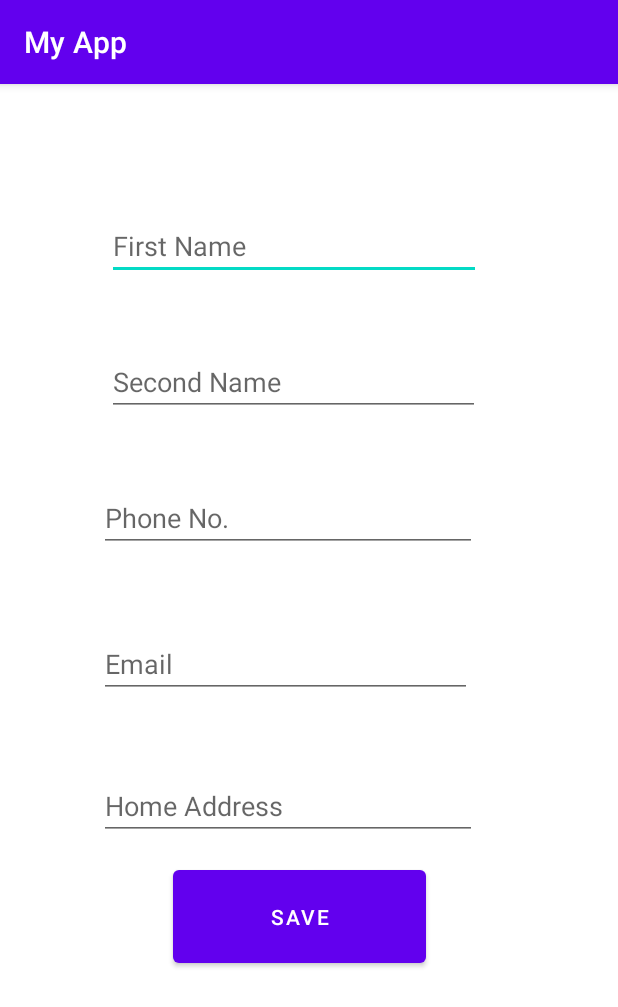
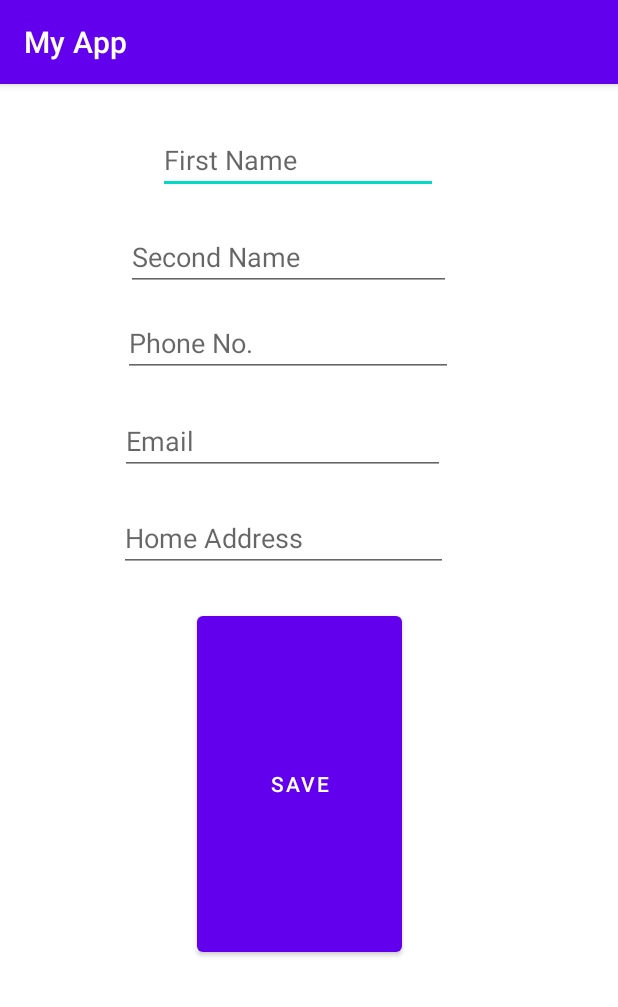
Before and after one commit to zyn20/AndrioDev, an Android app: the NewContactActivity screen opened directly, with no data from a screen before it, on a phone screen of 412 x 824 dp. Shown: the top 1007 px of the screen. Run offline under Robolectric (Android 15) with nearby library versions, the phone set to English and light mode, and no system bars.

Commit message:
Lab 3/4/2023

```diff
--- a/app/src/main/java/com/example/bscssectionabatch20/SQLiteExample/NewContactActivity.java
+++ b/app/src/main/java/com/example/bscssectionabatch20/SQLiteExample/NewContactActivity.java
@@ -2,6 +2,7 @@ package com.example.bscssectionabatch20.SQLiteExample;
 
 import androidx.appcompat.app.AppCompatActivity;
 
+import android.content.Intent;
 import android.os.Bundle;
 import android.view.View;
 import android.widget.EditText;
@@ -38,5 +39,7 @@ public class NewContactActivity extends AppCompatActivity {
         contact.put("emailAddress",emailAddress.getText().toString());
         contact.put("homeAddress",homeAddress.getText().toString());
         dbQueries.InsertSingleContact(contact);
+        Intent intent = new Intent(this,ContactList.class);
+        startActivity(intent);
     }
 }
--- a/app/src/main/res/layout/activity_new_contact.xml
+++ b/app/src/main/res/layout/activity_new_contact.xml
@@ -15,9 +15,9 @@
         android:layout_alignParentStart="true"
         android:layout_alignParentTop="true"
         android:layout_alignParentEnd="true"
-        android:layout_marginStart="55dp"
-        android:layout_marginTop="69dp"
-        android:layout_marginEnd="75dp"
+        android:layout_marginStart="89dp"
+        android:layout_marginTop="12dp"
+        android:layout_marginEnd="104dp"
         android:autofillHints=""
         android:ems="10"
         android:hint="@string/firstname"
@@ -31,9 +31,9 @@
         android:layout_below="@+id/edtfirstname"
         android:layout_alignParentStart="true"
         android:layout_alignParentEnd="true"
-        android:layout_marginStart="55dp"
-        android:layout_marginTop="45dp"
-        android:layout_marginEnd="76dp"
+        android:layout_marginStart="68dp"
+        android:layout_marginTop="19dp"
+        android:layout_marginEnd="95dp"
         android:autofillHints=""
         android:ems="10"
         android:hint="@string/secondname"
@@ -47,9 +47,9 @@
         android:layout_below="@+id/edtsecondname"
         android:layout_alignParentStart="true"
         android:layout_alignParentEnd="true"
-        android:layout_marginStart="50dp"
-        android:layout_marginTop="45dp"
-        android:layout_marginEnd="78dp"
+        android:layout_marginStart="66dp"
+        android:layout_marginTop="12dp"
+        android:layout_marginEnd="94dp"
         android:autofillHints=""
         android:ems="10"
         android:hint="@string/phone_number"
@@ -63,9 +63,9 @@
         android:layout_below="@+id/edtphonenumber"
         android:layout_alignParentStart="true"
         android:layout_alignParentEnd="true"
-        android:layout_marginStart="50dp"
-        android:layout_marginTop="52dp"
-        android:layout_marginEnd="81dp"
+        android:layout_marginStart="64dp"
+        android:layout_marginTop="20dp"
+        android:layout_marginEnd="99dp"
         android:autofillHints=""
         android:ems="10"
         android:hint="@string/email"
@@ -79,9 +79,9 @@
         android:layout_below="@+id/edtemail"
         android:layout_alignParentStart="true"
         android:layout_alignParentEnd="true"
-        android:layout_marginStart="50dp"
-        android:layout_marginTop="49dp"
-        android:layout_marginEnd="78dp"
+        android:layout_marginStart="63dp"
+        android:layout_marginTop="19dp"
+        android:layout_marginEnd="97dp"
         android:autofillHints=""
         android:ems="10"
         android:hint="@string/home_address"
@@ -96,10 +96,10 @@
         android:layout_alignParentStart="true"
         android:layout_alignParentEnd="true"
         android:layout_alignParentBottom="true"
-        android:layout_marginStart="99dp"
-        android:layout_marginTop="14dp"
-        android:layout_marginEnd="112dp"
-        android:layout_marginBottom="160dp"
+        android:layout_marginStart="115dp"
+        android:layout_marginTop="23dp"
+        android:layout_marginEnd="128dp"
+        android:layout_marginBottom="167dp"
         android:minHeight="48dp"
         android:onClick="SaveIntoDB"
         android:text="@string/savebtn"
--- a/app/src/main/res/values/strings.xml
+++ b/app/src/main/res/values/strings.xml
@@ -43,6 +43,7 @@
     <string name="zain">Zain</string>
     <string name="textview">TextView</string>
     <string name="name">Name</string>
+
     <string name="enter_name">Enter Name</string>
     <string name="cnic">Cnic</string>
     <string name="phone">Phone</string>
@@ -153,6 +154,8 @@
     <string name="stop_service">Stop Service</string>
     <string name="play_song">Play Song</string>
     <string name="pause">Pause</string>
+    <string name="databaselist">dblist</string>
+
     <string name="landscapemode">LandscapeMode</string>
     <string name="portraitmode">PortraitMode</string>
     <string name="click_here">Click Here</string>
@@ -166,6 +169,8 @@
     <string name="firstname">First Name</string>
     <string name="contacts">Contacts</string>
     <string name="savebtn">Save</string>
+    <string name="update">Update </string>
+    <string name="deletefromdb">Delete</string>
     <string-array name="contacts">
         <item>Ali</item>
         <item>Zain</item>
```
Also changed, not shown: app/src/main/AndroidManifest.xml (+12 -0 lines), app/src/main/java/com/example/bscssectionabatch20/SQLiteExample/ContactList.java (+22 -0 lines), app/src/main/java/com/example/bscssectionabatch20/SQLiteExample/DbQueries.java (+44 -0 lines), app/src/main/java/com/example/bscssectionabatch20/SQLiteExample/EditContactActivity.java (added, +25 -0 lines), app/src/main/java/com/example/bscssectionabatch20/SensorExamples/SensorExampleOneMainActivity.java (added, +59 -0 lines), app/src/main/res/layout/activity_contact_list.xml (+6 -3 lines), app/src/main/res/layout/activity_edit_contact.xml (added, +110 -0 lines), app/src/main/res/layout/activity_sensor_example_one_main.xml (added, +19 -0 lines), app/src/main/res/layout/newlayoutmain.xml (added, +27 -0 lines).
